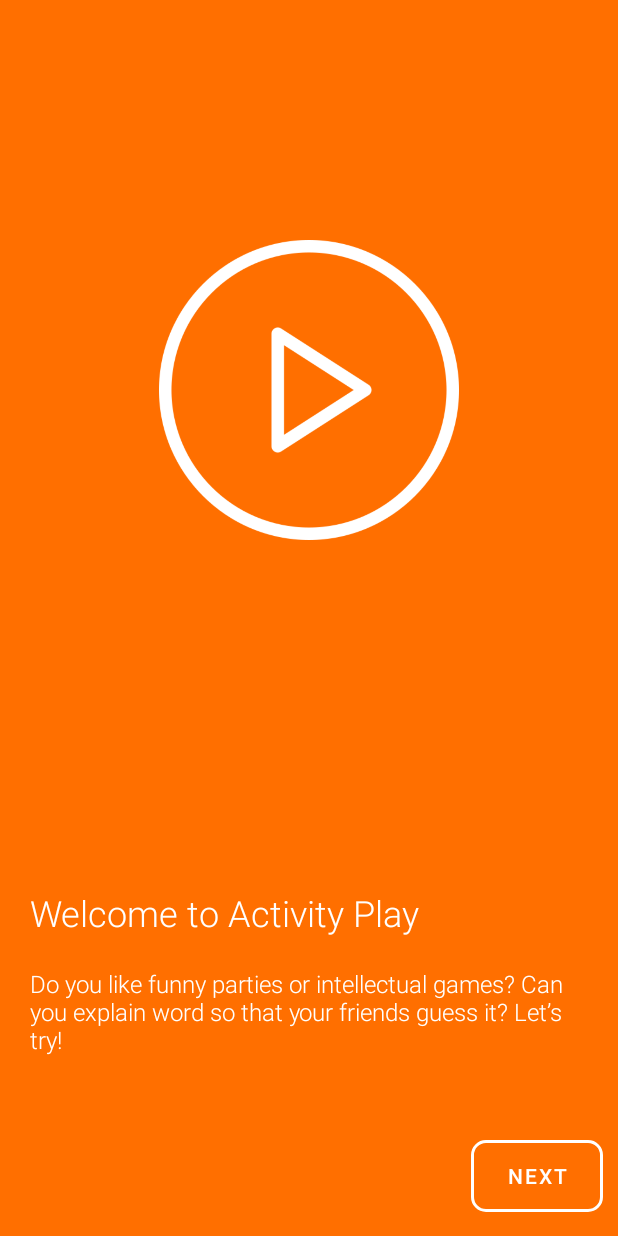
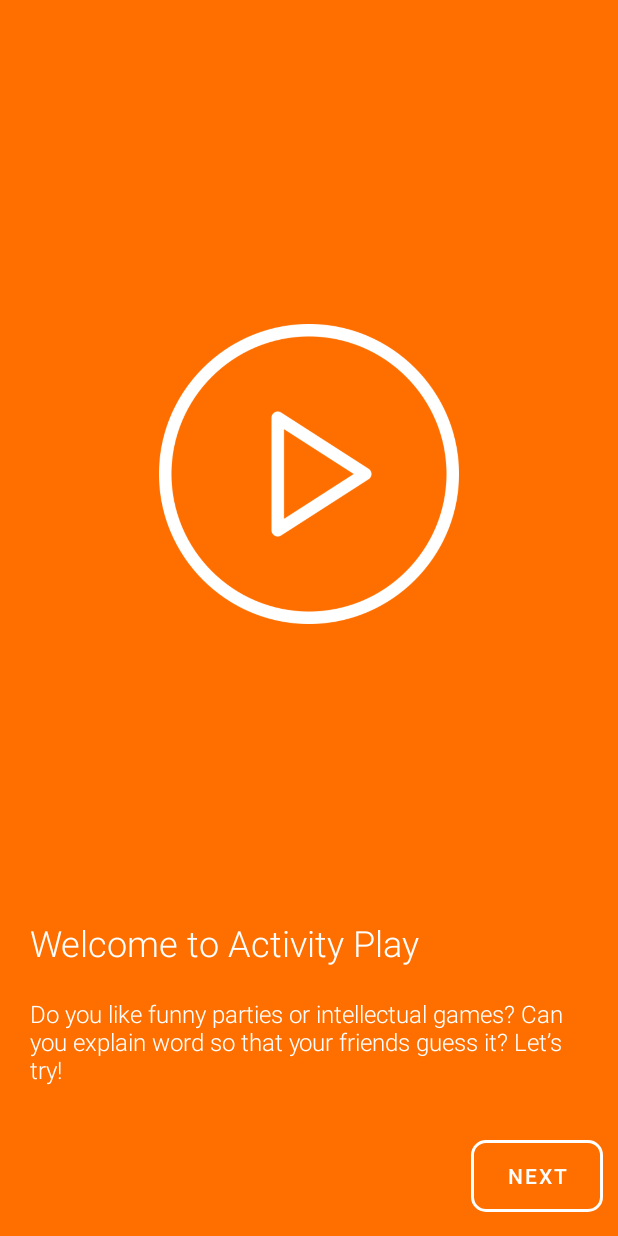
Before and after one commit to zatsepinvl/activity-play-android, an Android app: the IntroFragment screen opened through its navigation route, on a phone screen of 412 x 824 dp. Run offline under Robolectric (Android 15) with nearby library versions, the phone set to English and light mode, and no system bars; our stand-ins replace Dagger/Hilt's generated code, data binding; network calls fail; 1 statement that could not run was skipped.

Commit message:
Adjust intro slide layout

```diff
--- a/app/src/main/res/layout/fragment_intro.xml
+++ b/app/src/main/res/layout/fragment_intro.xml
@@ -13,6 +13,9 @@
             android:id="@+id/introViewPager"
             android:layout_width="match_parent"
             android:layout_height="match_parent"
+            android:layout_marginStart="20dp"
+            android:layout_marginTop="20dp"
+            android:layout_marginEnd="20dp"
             android:layout_marginBottom="80dp" />
 
         <com.zatsepinvl.activity.play.android.view.Button
--- a/app/src/main/res/layout/fragment_intro_slide.xml
+++ b/app/src/main/res/layout/fragment_intro_slide.xml
@@ -11,31 +11,28 @@
             type="com.zatsepinvl.activity.play.intro.model.IntroSlideModel" />
     </data>
 
-    <FrameLayout
+    <RelativeLayout
         android:layout_width="match_parent"
         android:layout_height="match_parent"
         tools:background="@color/colorPrimary">
 
         <ImageView
+            android:id="@+id/introSlideImage"
             android:layout_width="200dp"
             android:layout_height="200dp"
-            android:layout_gravity="top|center_horizontal"
-            android:layout_marginTop="160dp"
+            android:layout_above="@+id/introSlideDescriptionTitle"
+            android:layout_alignParentTop="true"
+            android:layout_centerHorizontal="true"
+            android:layout_gravity="center"
             android:src="@{model.drawable}"
             tools:src="@drawable/play_button" />
 
-        <LinearLayout
+        <TextView
+            android:id="@+id/introSlideDescriptionTitle"
             android:layout_width="match_parent"
             android:layout_height="wrap_content"
-            android:layout_gravity="bottom"
-            android:layout_marginStart="20dp"
-            android:layout_marginEnd="20dp"
-            android:layout_marginBottom="40dp"
-            android:orientation="vertical">
-
-            <TextView
-                android:layout_width="match_parent"
-                android:layout_height="wrap_content"
+            android:layout_above="@+id/introSlideDescriptionText"
+            android:layout_marginBottom="20dp"
             android:fontFamily="sans-serif-light"
             android:text="@{model.title}"
             android:textColor="@color/md_white_1000"
@@ -43,15 +40,16 @@
             tools:text="Welcome to ActivityPlay" />
 
         <TextView
+            android:id="@+id/introSlideDescriptionText"
             android:layout_width="match_parent"
             android:layout_height="wrap_content"
-                android:layout_gravity="center_horizontal|bottom"
-                android:layout_marginTop="20dp"
+            android:layout_alignParentBottom="true"
+            android:layout_marginBottom="20dp"
             android:fontFamily="sans-serif-light"
+            android:minHeight="40dp"
             android:text="@{model.description}"
             android:textColor="@color/md_white_1000"
             android:textSize="16sp"
             tools:text="Do you like funny parties or intellectual games? You are on the right way!" />
-        </LinearLayout>
-    </FrameLayout>
+    </RelativeLayout>
 </layout>
--- a/gradle.properties
+++ b/gradle.properties
@@ -15,3 +15,4 @@ kotlin.code.style=official
 android.enableJetifier=true
 org.gradle.jvmargs=-Xmx2048M -Dkotlin.daemon.jvm.options\="-Xmx2048M"
 android.useAndroidX=true
+kapt.incremental.apt=true
```
Lines whose indentation alone changed are shown as unchanged.
